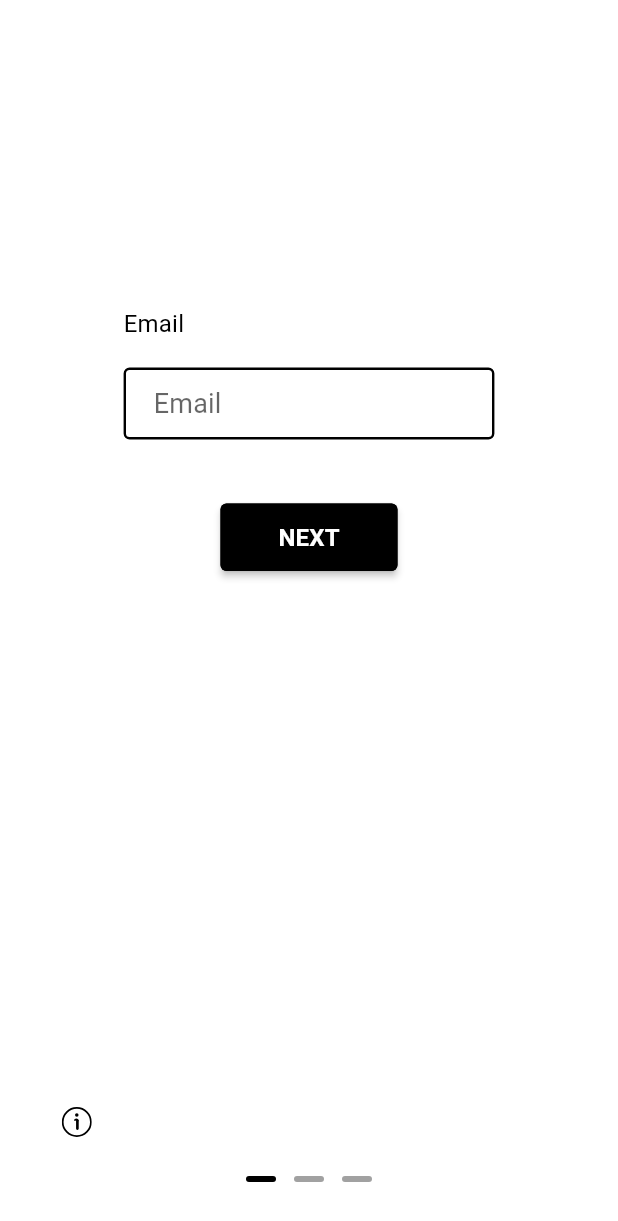
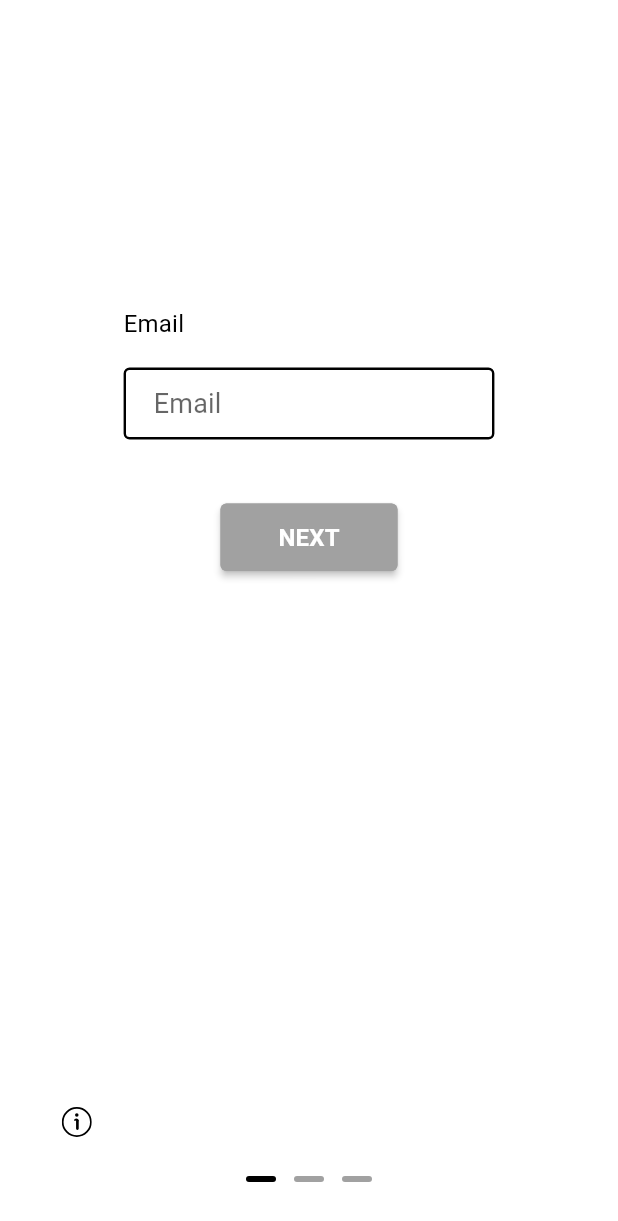
Before and after one commit to Rb2030/Cuisson, a Flutter app: the RegisterFormView screen opened directly, on a phone screen of 412 x 824 dp. Shown: the top 1221 px of the screen. Run offline on Flutter 3.47's test engine with Material 2 defaults, Android fonts, the light colour scheme and no system bars; drawn by our look-alikes of dots_indicator; our stand-ins replace auto_route, bloc, cloud_firestore, dartz, firebase_auth, firebase_core and 8 more; missing offline and left inert: profanity_filter; accounts and stored records are empty; generated files the repository leaves out were written again.

Commit message:
Add bool for enabledButton to state with events fired

```diff
--- a/lib/application/auth/register_form_bloc/register_form_event.dart
+++ b/lib/application/auth/register_form_bloc/register_form_event.dart
@@ -3,6 +3,8 @@ part of 'register_form_bloc.dart';
 @freezed
 abstract class RegisterFormEvent with _$RegisterFormEvent {
   const factory RegisterFormEvent.initial() = _Initial;
+  const factory RegisterFormEvent.enableButton() = _EnableButton;
+  const factory RegisterFormEvent.disableButton() = _DisableButton;
   const factory RegisterFormEvent.informationPressed(int currentView) = _InformationPressed;
   const factory RegisterFormEvent.emailChanged(String emailString) =
       _EmailChanged;
--- a/lib/application/auth/register_form_bloc/register_form_state.dart
+++ b/lib/application/auth/register_form_bloc/register_form_state.dart
@@ -11,6 +11,7 @@ abstract class RegisterFormState with _$RegisterFormState {
     @required bool showErrorMessages,
     @required bool isSubmitting,
     @required String buttonText,
+    @required bool buttonEnabled,
     @required Option<Either<AuthFailure, Unit>> registerFailureOrSuccessOption,
     @required
         Option<Either<AuthFailure, Unit>> uniqueUsernameFailureOrSuccessOption,
@@ -25,6 +26,7 @@ abstract class RegisterFormState with _$RegisterFormState {
         showErrorMessages: false,
         isSubmitting: false,
         buttonText: Constants.next,
+        buttonEnabled: false,
         registerFailureOrSuccessOption: none(),
         uniqueUsernameFailureOrSuccessOption: none(),
   );
--- a/lib/domain/auth/value_objects.dart
+++ b/lib/domain/auth/value_objects.dart
@@ -48,7 +48,7 @@ class Username extends ValueObject<String> {
 
     assert(input != null);
     return Username._(
-        validatePassword(input).flatMap(
+        validateUsername(input).flatMap(
           (_) => validateStringNotEmpty(input)).flatMap(
           (_) => validateStringForProfanity(input)));
   }
--- a/lib/domain/core/value_validators.dart
+++ b/lib/domain/core/value_validators.dart
@@ -36,14 +36,14 @@ Either<ValueFailure<String>, String> validateUsername(String input) {
     return right(input);
   } else {
         return left(ValueFailure.authOrReg(
-        AuthOrRegValueFailure.invalidPassword(failedValue: input)));
+        AuthOrRegValueFailure.invalidUsername(failedValue: input)));
 
   }
 }
 
 Either<ValueFailure<String>, String> validateMaxStringLength(String input) {
   const maxLength = 16;
-  if (input.length > maxLength) {
+  if (input.length < maxLength) {
     return right(input);
   } else {
     return left(ValueFailure.authOrReg(
--- a/lib/presentation/auth/widgets/register_form_view.dart
+++ b/lib/presentation/auth/widgets/register_form_view.dart
@@ -34,7 +34,6 @@ class _RegisterFormViewState extends State<RegisterFormView>
   @override
   void initState() {
     super.initState();
-
     animationController = AnimationController(
       vsync: this,
       duration: const Duration(seconds: 2),
@@ -113,13 +112,14 @@ class _RegisterFormViewState extends State<RegisterFormView>
 
   @override
   Widget build(BuildContext context) {
-
     return BlocConsumer<RegisterFormBloc, RegisterFormState>(
         listener: (context, state) {},
         builder: (context, state) {
           //
           final int currentView = context.watch<RegisterFormBloc>().currentView;
           final String buttonText = state.buttonText;
+          final bool buttonEnabled = state.buttonEnabled;
+
           //
           const decorator = DotsDecorator(
             activeSize: Size(UIHelper.spaceSmall, 4),
@@ -175,17 +175,28 @@ class _RegisterFormViewState extends State<RegisterFormView>
                                   .copyWith(hintText: pages[currentView]),
                               onChanged: (value) {
                                 _textViewController.text = value;
-                                _textViewController.selection = TextSelection.fromPosition(TextPosition(offset: _textViewController.text.length)); // Puts the cursor at the end of the text
+                                _textViewController.selection =
+                                    TextSelection.fromPosition(TextPosition(
+                                        offset: _textViewController.text
+                                            .length)); // Puts the cursor at the end of the text
                                 return getCurrentOnChanged(
                                     page: currentView, value: value);
                               },
                               validator: (_) =>
                                   getinputValidation(currentView).fold(
                                 (leftFailure) => leftFailure.maybeMap(
-                                    authOrReg: (_) =>
-                                        getErrorString(page: currentView),
+                                    authOrReg: (_) {
+                                      context.read<RegisterFormBloc>().add(
+                                          const RegisterFormEvent
+                                              .disableButton());
+                                      return getErrorString(page: currentView);
+                                    },
                                     orElse: () => null),
-                                (rightSuccess) => null,
+                                (rightSuccess) {
+                                  context.read<RegisterFormBloc>().add(
+                                      const RegisterFormEvent.enableButton());
+                                  return null;
+                                },
                               ),
                               inputFormatters: [
                                 FilteringTextInputFormatter.deny(
@@ -204,13 +215,28 @@ class _RegisterFormViewState extends State<RegisterFormView>
                     children: [
                       const Spacer(),
                       RaisedButton(
+                        color:
+                            buttonEnabled ? Colors.black : CustomColours.grey,
+                        shape: RoundedRectangleBorder(
+                          borderRadius: BorderRadius.circular(
+                              UIHelper.buttonCornerRadius),
+                        ).copyWith(
+                            side: const BorderSide().copyWith(
+                                color: buttonEnabled
+                                    ? Colors.black
+                                    : CustomColours.grey)),
                         onPressed: () {
+                          if (buttonEnabled) {
+                            context.read<RegisterFormBloc>().add(
+                                          const RegisterFormEvent
+                                              .disableButton());
                             _textViewController.clear();
                             globals.isUnfocused = false;
                             switch (currentView) {
                               case 0:
                                 context.read<RegisterFormBloc>().add(
-                                  const RegisterFormEvent.emailButtonClicked());
+                                    const RegisterFormEvent
+                                        .emailButtonClicked());
                                 showNextView();
                                 animationController.forward();
                                 break;
@@ -226,6 +252,7 @@ class _RegisterFormViewState extends State<RegisterFormView>
                                     const RegisterFormEvent
                                         .usernameButtonClicked());
                                 break;
+                            }
                           }
                         },
                         textColor: Colors.white,
```
Also changed, not shown: lib/application/auth/register_form_bloc/register_form_bloc.dart (+16 -23 lines), lib/application/auth/register_form_bloc/register_form_bloc.freezed.dart. Lines whose indentation alone changed are shown as unchanged.
